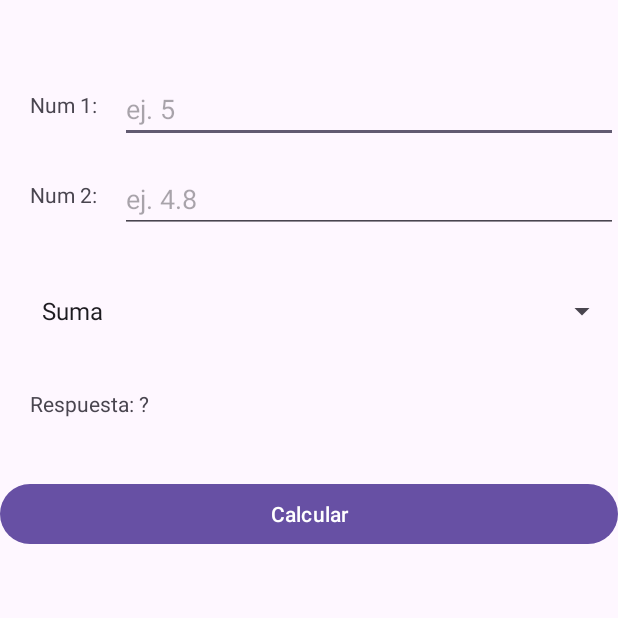
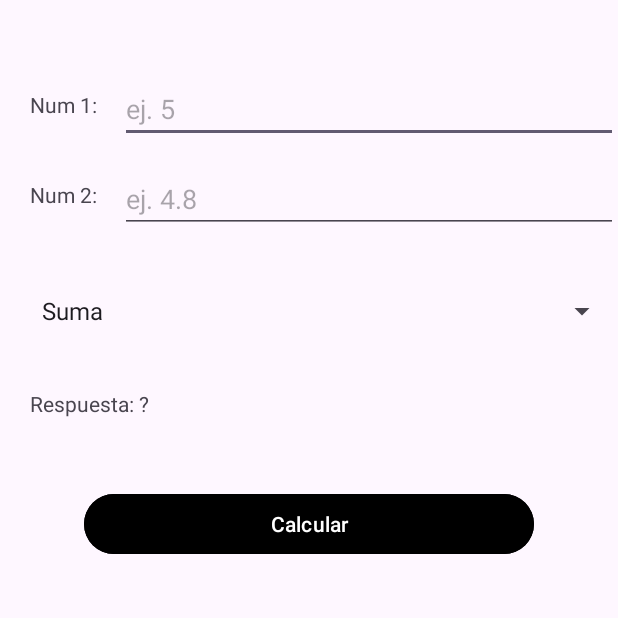
Before and after one commit to Alexis2025X/PrograII-Semi-2025, an Android app: the screen it shows after launch (MainActivity), on a phone screen of 412 x 824 dp, the top half of it. Run offline under Robolectric (Android 15) with nearby library versions, the phone set to English and light mode, and no system bars.

Commit message:
Uso del spinner en la calculadora (PERSONALICE EL BOTON)

```diff
--- a/app/src/main/res/layout/activity_main.xml
+++ b/app/src/main/res/layout/activity_main.xml
@@ -59,9 +59,11 @@
 
     <Button
         android:id="@+id/btnCalcular"
-        android:layout_below="@id/lblRespuesta"
-        android:layout_marginTop="40dp"
+        android:layout_below="@id/txtNum1"
+        android:layout_marginTop="230dp"
+        android:layout_centerHorizontal="true"
+        android:backgroundTint="@color/black"
         android:text="Calcular"
-        android:layout_width="match_parent"
+        android:layout_width="300dp"
         android:layout_height="wrap_content"/>
 </RelativeLayout>
```
